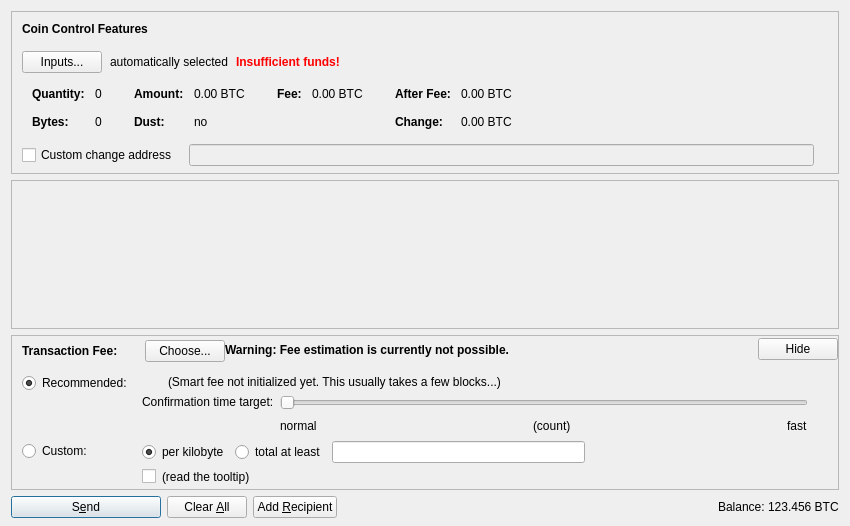
Old version of the form src/qt/forms/sendcoinsdialog.ui in the repository AntoBoto/PoEM.
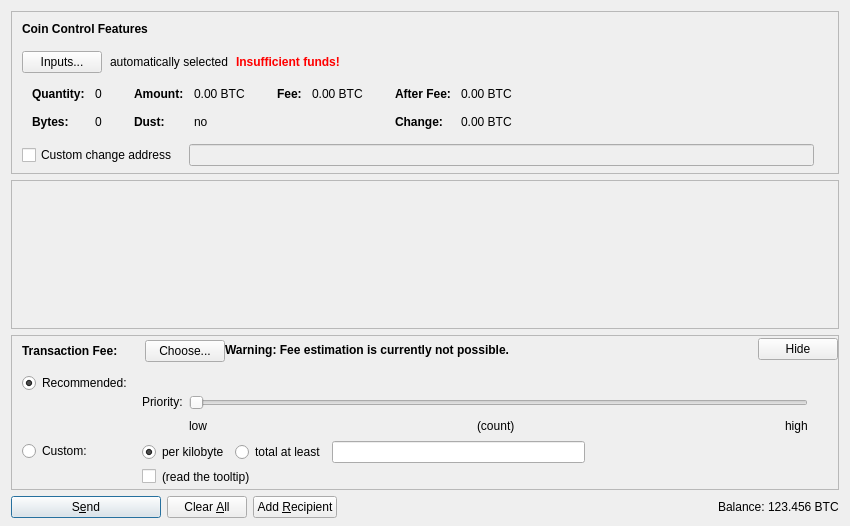
New version of the form. Icons and pictures are not drawn. Custom widgets are drawn as their Qt base class.

Commit message:
Revise fee UI
* Change from a block target number to using speed labels which pick predefined fee values.
* Remove smart fee labels from send coins control dialog.
* Rename slider position configuration for Qt, as smart fee slider settings are not compatible with preset fee settings.

Patch:
```diff
--- a/src/qt/forms/sendcoinsdialog.ui
+++ b/src/qt/forms/sendcoinsdialog.ui
@@ -1020,17 +1020,8 @@
                     <string/>
                    </property>
                   </widget>
-                 </item>
-                 <item>
-                  <widget class="QLabel" name="labelSmartFee2">
-                   <property name="text">
-                    <string>(Smart fee not initialized yet. This usually takes a few blocks...)</string>
-                   </property>
-                   <property name="margin">
-                    <number>2</number>
-                   </property>
-                  </widget>
-                 </item>
+	         </item>
+                 <!-- Dogecoin does not use smart fees, so we do not have the smart fee warning here -->
                  <item>
                   <spacer name="horizontalSpacer_5">
                    <property name="orientation">
@@ -1053,7 +1044,7 @@
                    <item>
                     <widget class="QLabel" name="labelSmartFee3">
                      <property name="text">
-                      <string>Confirmation time target:</string>
+                      <string>Priority:</string>
                      </property>
                      <property name="margin">
                       <number>2</number>
@@ -1086,7 +1077,7 @@
                       <number>0</number>
                      </property>
                      <property name="maximum">
-                      <number>23</number>
+                      <number>5</number>
                      </property>
                      <property name="pageStep">
                       <number>1</number>
@@ -1113,7 +1104,7 @@
                      <item>
                       <widget class="QLabel" name="labelSmartFeeNormal">
                        <property name="text">
-                        <string>normal</string>
+                        <string>low</string>
                        </property>
                       </widget>
                      </item>
@@ -1153,7 +1144,7 @@
                      <item>
                       <widget class="QLabel" name="labelSmartFeeFast">
                        <property name="text">
-                        <string>fast</string>
+                        <string>high</string>
                        </property>
                       </widget>
                      </item>
```
Left out of the diff: 8 changed lines with no effect on the pictures. The commit also changes 7 other files.
